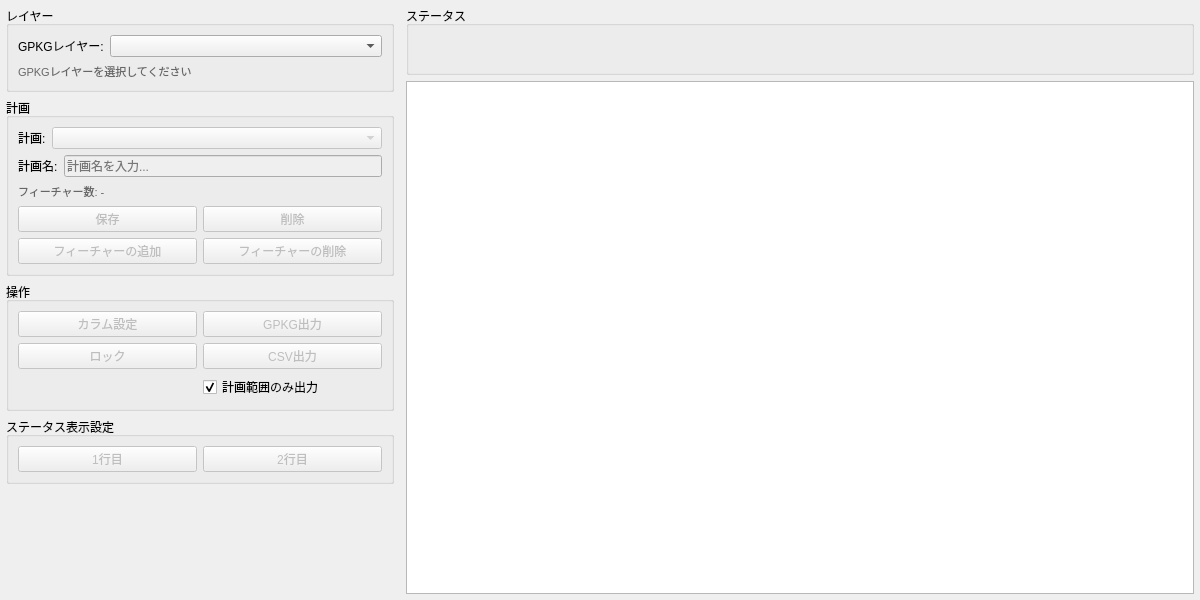
Above: gpkg_editor_dockwidget_base.ui from raw-slnc/gpkg_editor before the change. Below: the same form after it.
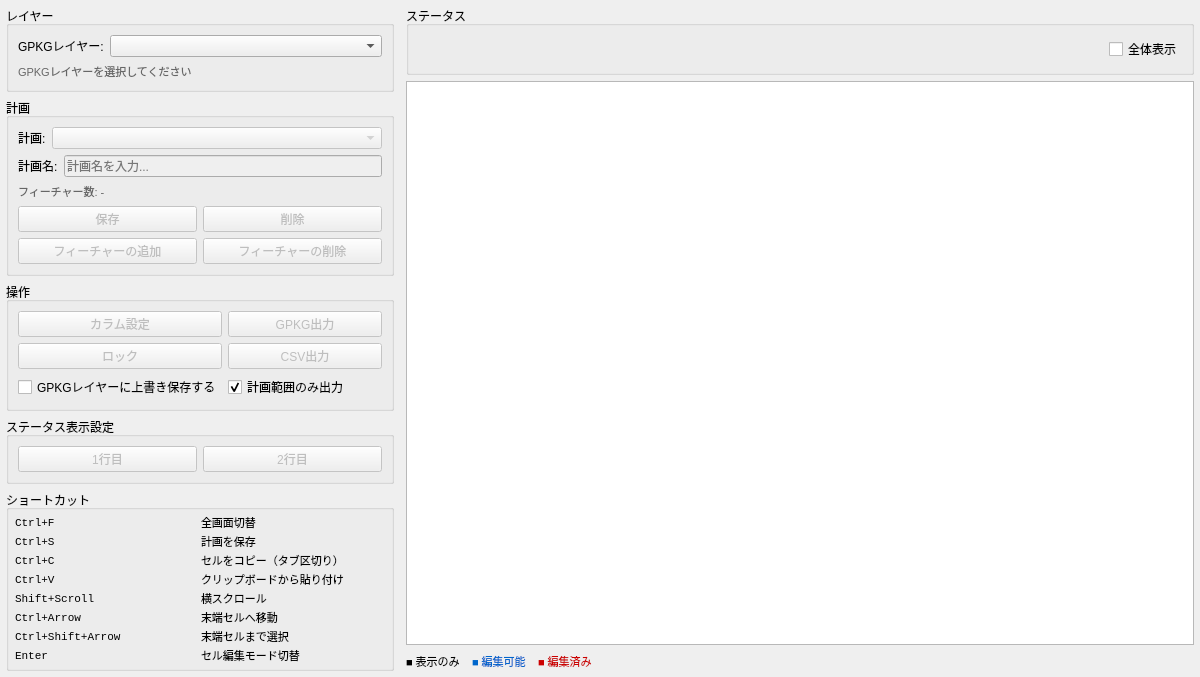
That is the form after the change.

Commit message: feat: v0.1.1 - overwrite save, show-all rubber bands, UI enhancements

Diff of the .ui file:
```diff
--- a/gpkg_editor_dockwidget_base.ui
+++ b/gpkg_editor_dockwidget_base.ui
@@ -253,6 +253,13 @@
            </property>
           </widget>
          </item>
+         <item row="2" column="0">
+          <widget class="QCheckBox" name="chkOverwrite">
+           <property name="text">
+            <string>GPKGレイヤーに上書き保存する</string>
+           </property>
+          </widget>
+         </item>
          <item row="2" column="1">
           <widget class="QCheckBox" name="chkPlanOnly">
            <property name="text">
@@ -296,6 +303,117 @@
         </layout>
        </widget>
       </item>
+      <!-- ショートカットセクション -->
+      <item>
+       <widget class="QGroupBox" name="groupShortcuts">
+        <property name="title">
+         <string>ショートカット</string>
+        </property>
+        <layout class="QGridLayout" name="shortcutsGrid">
+         <property name="spacing"><number>2</number></property>
+         <property name="leftMargin"><number>6</number></property>
+         <property name="topMargin"><number>4</number></property>
+         <property name="rightMargin"><number>6</number></property>
+         <property name="bottomMargin"><number>4</number></property>
+         <item row="0" column="0">
+          <widget class="QLabel" name="lblKey1">
+           <property name="text"><string>Ctrl+F</string></property>
+           <property name="styleSheet"><string>font-size: 11px; font-family: monospace;</string></property>
+          </widget>
+         </item>
+         <item row="0" column="1">
+          <widget class="QLabel" name="lblDesc1">
+           <property name="text"><string>全画面切替</string></property>
+           <property name="styleSheet"><string>font-size: 11px;</string></property>
+          </widget>
+         </item>
+         <item row="1" column="0">
+          <widget class="QLabel" name="lblKey2">
+           <property name="text"><string>Ctrl+S</string></property>
+           <property name="styleSheet"><string>font-size: 11px; font-family: monospace;</string></property>
+          </widget>
+         </item>
+         <item row="1" column="1">
+          <widget class="QLabel" name="lblDesc2">
+           <property name="text"><string>計画を保存</string></property>
+           <property name="styleSheet"><string>font-size: 11px;</string></property>
+          </widget>
+         </item>
+         <item row="2" column="0">
+          <widget class="QLabel" name="lblKey3">
+           <property name="text"><string>Ctrl+C</string></property>
+           <property name="styleSheet"><string>font-size: 11px; font-family: monospace;</string></property>
+          </widget>
+         </item>
+         <item row="2" column="1">
+          <widget class="QLabel" name="lblDesc3">
+           <property name="text"><string>セルをコピー（タブ区切り）</string></property>
+           <property name="styleSheet"><string>font-size: 11px;</string></property>
+          </widget>
+         </item>
+         <item row="3" column="0">
+          <widget class="QLabel" name="lblKey4">
+           <property name="text"><string>Ctrl+V</string></property>
+           <property name="styleSheet"><string>font-size: 11px; font-family: monospace;</string></property>
+          </widget>
+         </item>
+         <item row="3" column="1">
+          <widget class="QLabel" name="lblDesc4">
+           <property name="text"><string>クリップボードから貼り付け</string></property>
+           <property name="styleSheet"><string>font-size: 11px;</string></property>
+          </widget>
+         </item>
+         <item row="4" column="0">
+          <widget class="QLabel" name="lblKey5">
+           <property name="text"><string>Shift+Scroll</string></property>
+           <property name="styleSheet"><string>font-size: 11px; font-family: monospace;</string></property>
+          </widget>
+         </item>
+         <item row="4" column="1">
+          <widget class="QLabel" name="lblDesc5">
+           <property name="text"><string>横スクロール</string></property>
+           <property name="styleSheet"><string>font-size: 11px;</string></property>
+          </widget>
+         </item>
+         <item row="5" column="0">
+          <widget class="QLabel" name="lblKey6">
+           <property name="text"><string>Ctrl+Arrow</string></property>
+           <property name="styleSheet"><string>font-size: 11px; font-family: monospace;</string></property>
+          </widget>
+         </item>
+         <item row="5" column="1">
+          <widget class="QLabel" name="lblDesc6">
+           <property name="text"><string>末端セルへ移動</string></property>
+           <property name="styleSheet"><string>font-size: 11px;</string></property>
+          </widget>
+         </item>
+         <item row="6" column="0">
+          <widget class="QLabel" name="lblKey7">
+           <property name="text"><string>Ctrl+Shift+Arrow</string></property>
+           <property name="styleSheet"><string>font-size: 11px; font-family: monospace;</string></property>
+          </widget>
+         </item>
+         <item row="6" column="1">
+          <widget class="QLabel" name="lblDesc7">
+           <property name="text"><string>末端セルまで選択</string></property>
+           <property name="styleSheet"><string>font-size: 11px;</string></property>
+          </widget>
+         </item>
+         <item row="7" column="0">
+          <widget class="QLabel" name="lblKey8">
+           <property name="text"><string>Enter</string></property>
+           <property name="styleSheet"><string>font-size: 11px; font-family: monospace;</string></property>
+          </widget>
+         </item>
+         <item row="7" column="1">
+          <widget class="QLabel" name="lblDesc8">
+           <property name="text"><string>セル編集モード切替</string></property>
+           <property name="styleSheet"><string>font-size: 11px;</string></property>
+          </widget>
+         </item>
+        </layout>
+       </widget>
+      </item>
       <item>
        <spacer name="leftSpacer">
         <property name="orientation">
@@ -328,25 +446,50 @@
         <property name="title">
          <string>ステータス</string>
         </property>
-        <layout class="QVBoxLayout" name="statusDisplayLayout">
-         <property name="spacing"><number>0</number></property>
+        <layout class="QHBoxLayout" name="statusDisplayLayout">
+         <property name="spacing"><number>4</number></property>
          <item>
-          <widget class="QLabel" name="lblStatusRow1">
-           <property name="text">
-            <string></string>
+          <layout class="QVBoxLayout" name="statusLabelsLayout">
+           <property name="spacing"><number>0</number></property>
+           <item>
+            <widget class="QLabel" name="lblStatusRow1">
+             <property name="text">
+              <string></string>
+             </property>
+             <property name="styleSheet">
+              <string>font-size: 12px;</string>
+             </property>
+            </widget>
+           </item>
+           <item>
+            <widget class="QLabel" name="lblStatusRow2">
+             <property name="text">
+              <string></string>
+             </property>
+             <property name="styleSheet">
+              <string>font-size: 12px;</string>
+             </property>
+            </widget>
+           </item>
+          </layout>
+         </item>
+         <item>
+          <spacer name="statusSpacer">
+           <property name="orientation">
+            <enum>Qt::Horizontal</enum>
            </property>
-           <property name="styleSheet">
-            <string>font-size: 12px;</string>
+           <property name="sizeHint" stdset="0">
+            <size>
+             <width>40</width>
+             <height>20</height>
+            </size>
            </property>
-          </widget>
+          </spacer>
          </item>
          <item>
-          <widget class="QLabel" name="lblStatusRow2">
+          <widget class="QCheckBox" name="chkShowAll">
            <property name="text">
-            <string></string>
-           </property>
-           <property name="styleSheet">
-            <string>font-size: 12px;</string>
+            <string>全体表示</string>
            </property>
           </widget>
          </item>
@@ -369,6 +512,42 @@
         </property>
        </widget>
       </item>
+      <item>
+       <layout class="QHBoxLayout" name="legendLayout">
+        <property name="spacing"><number>12</number></property>
+        <item>
+         <widget class="QLabel" name="lblLegendDisplay">
+          <property name="text"><string>■ 表示のみ</string></property>
+          <property name="styleSheet"><string>color: #000000; font-size: 11px;</string></property>
+         </widget>
+        </item>
+        <item>
+         <widget class="QLabel" name="lblLegendEditable">
+          <property name="text"><string>■ 編集可能</string></property>
+          <property name="styleSheet"><string>color: #0066cc; font-size: 11px;</string></property>
+         </widget>
+        </item>
+        <item>
+         <widget class="QLabel" name="lblLegendEdited">
+          <property name="text"><string>■ 編集済み</string></property>
+          <property name="styleSheet"><string>color: #cc0000; font-size: 11px;</string></property>
+         </widget>
+        </item>
+        <item>
+         <spacer name="legendSpacer">
+          <property name="orientation">
+           <enum>Qt::Horizontal</enum>
+          </property>
+          <property name="sizeHint" stdset="0">
+           <size>
+            <width>40</width>
+            <height>20</height>
+           </size>
+          </property>
+         </spacer>
+        </item>
+       </layout>
+      </item>
      </layout>
     </widget>
    </item>
```
The commit also changes 3 other files.
